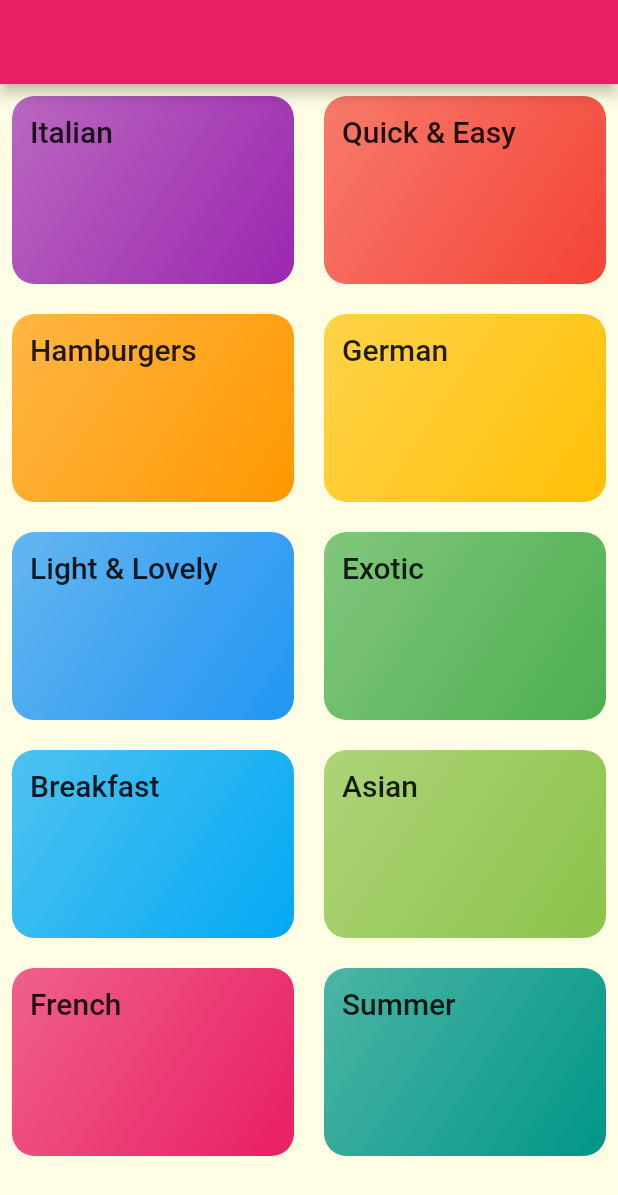
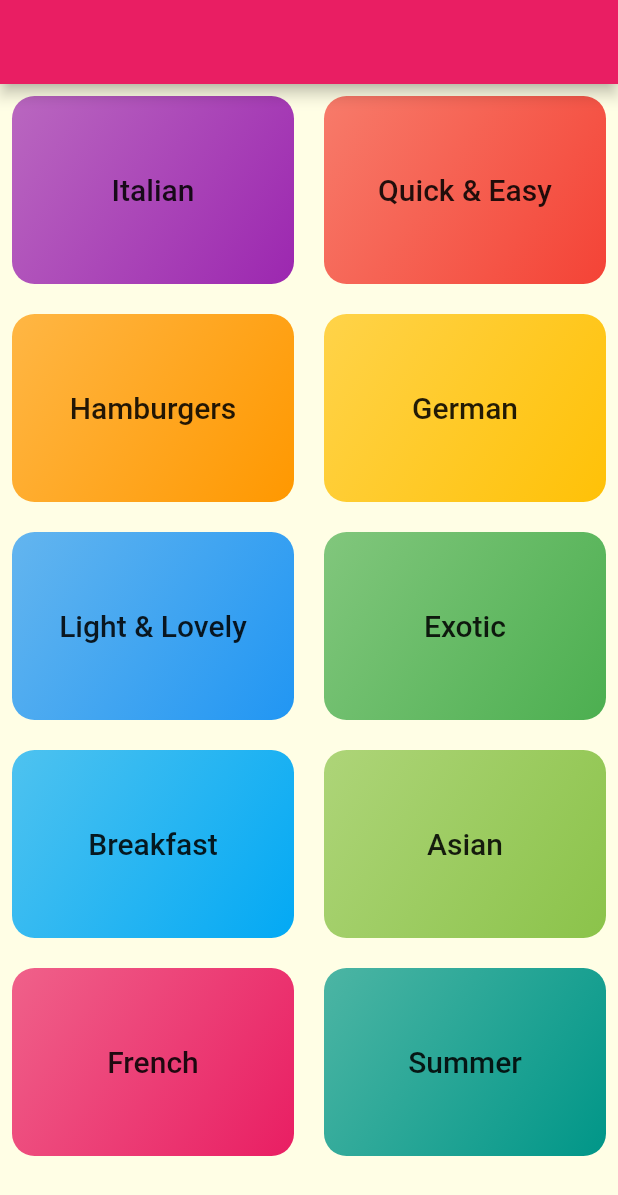
Before and after one commit to ajnart/flutter, a Flutter app: the screen it shows after launch, on a phone screen of 412 x 824 dp. Shown: the top 1195 px of the screen. Run offline on Flutter 3.47's test engine with Material 2 defaults, Android fonts, the phone set to English and light mode, and no system bars; our stand-ins replace getwidget, google_fonts, material_design_icons_flutter, table_calendar; missing offline and left inert: dart:html, dart:js.

Commit message:
Update style for category item

```diff
--- a/masterborger/lib/widgets/category_item.dart
+++ b/masterborger/lib/widgets/category_item.dart
@@ -23,7 +23,7 @@ class CategoryItem extends StatelessWidget {
       borderRadius: BorderRadius.circular(15),
       child: Container(
         padding: const EdgeInsets.all(12),
-        child: Text(title, style: Theme.of(context).textTheme.headline6),
+        child: Center(child: Text(title, style: Theme.of(context).textTheme.headline6)),
         decoration: BoxDecoration(
           gradient: LinearGradient(colors: [
             color.withOpacity(0.7),
```
